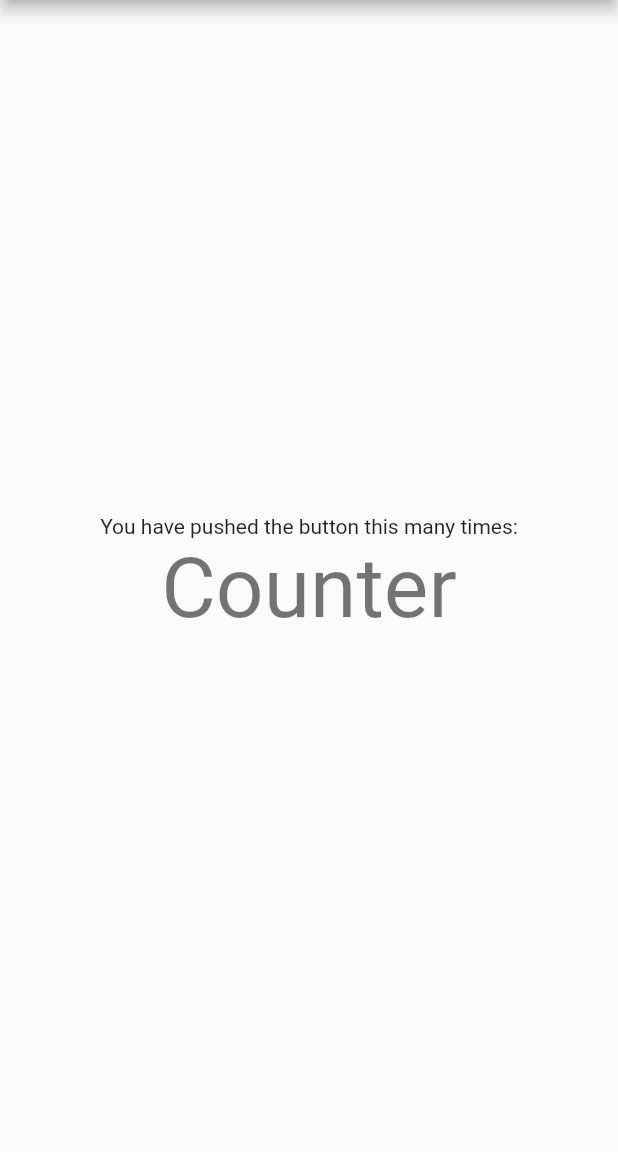
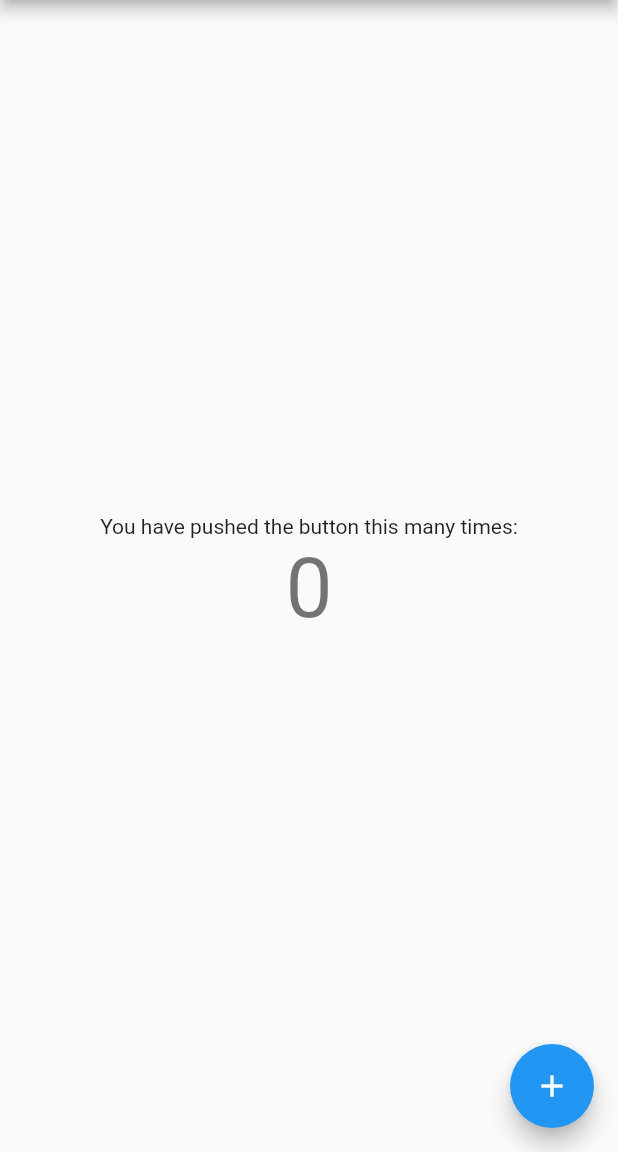
Before and after one commit to plitche/Flutter_start, a Flutter app: the screen it shows after launch, on a phone screen of 412 x 824 dp, the part 84-1236 px from its top. Run offline on Flutter 3.47's test engine with Material 2 defaults, Android fonts, the phone set to English and light mode, and no system bars; missing offline and left inert: dart:ffi.

Commit message:
4. 카운팅 앱 만들기2

```diff
--- /dev/null
+++ b/Arragement/4. 카운팅 앱 만들기2.txt
@@ -0,0 +1 @@
+	4. 카운팅 앱 만들기2
--- a/Project/my_first_flutter_project/lib/main.dart
+++ b/Project/my_first_flutter_project/lib/main.dart
@@ -1,9 +1,11 @@
+import 'dart:ffi';
+
 import 'package:flutter/material.dart';
 
 void main() => runApp(MyApp());
 
 // Status less방식과 state ful 방식
-class MyApp extends StatelessWidget {
+class MyApp extends StatelessWidget { // 정적
   @override
   Widget build(BuildContext context) { // App을 build
     return MaterialApp(
@@ -14,7 +16,7 @@ class MyApp extends StatelessWidget {
   }
 }
 
-class MyHomePage extends StatefulWidget {
+class MyHomePage extends StatefulWidget { // 동적
   final String title;
 
   MyHomePage({Key? key, required this.title}) : super(key: key);
@@ -26,6 +28,9 @@ class MyHomePage extends StatefulWidget {
 }
 
 class _MyHomePageState extends State<MyHomePage> {
+  int _counter = 0; // _로 시작하는 변수는 private : class 내부에서만 사용
+
+
   @override
   Widget build(BuildContext context) {
     return Scaffold(
@@ -34,9 +39,21 @@ class _MyHomePageState extends State<MyHomePage> {
         child: Column(mainAxisAlignment: MainAxisAlignment.center,
         children: [
           Text('You have pushed the button this many times:'),
-          Text('Counter', style: Theme.of(context).textTheme.displayMedium)
-        ],)
+          Text('$_counter', style: Theme.of(context).textTheme.displayMedium) // 변수는 $_***
+        ],
+        )
+      ),
+      floatingActionButton: FloatingActionButton(
+        onPressed: _incrementCounter,
+        tooltip: 'increment',
+        child: Icon(Icons.add)
       ),
     );
   }
+
+  void _incrementCounter() {
+    setState(() {
+      _counter++;
+    });
+  }
 }
```
